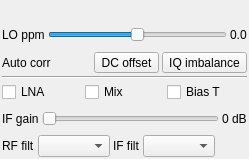
Qt form plugins/samplesource/fcdproplus/fcdproplusgui.ui (f4exb/sdrangel) before a commit.
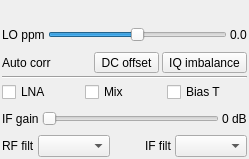
The same form after that commit. Custom widgets are drawn as their Qt base class.

Patch:
```diff
--- a/plugins/samplesource/fcdproplus/fcdproplusgui.ui
+++ b/plugins/samplesource/fcdproplus/fcdproplusgui.ui
@@ -249,20 +249,6 @@
        </property>
       </widget>
      </item>
-     <item>
-      <widget class="QLabel" name="filterIFLabel">
-       <property name="text">
-        <string>IF filt</string>
-       </property>
-      </widget>
-     </item>
-     <item>
-      <widget class="QComboBox" name="filterIF">
-       <property name="toolTip">
-        <string>IF filter</string>
-       </property>
-      </widget>
-     </item>
      <item>
       <spacer name="horizontalSpacer_filt">
        <property name="orientation">
@@ -276,6 +262,20 @@
        </property>
       </spacer>
      </item>
+     <item>
+      <widget class="QLabel" name="filterIFLabel">
+       <property name="text">
+        <string>IF filt</string>
+       </property>
+      </widget>
+     </item>
+     <item>
+      <widget class="QComboBox" name="filterIF">
+       <property name="toolTip">
+        <string>IF filter</string>
+       </property>
+      </widget>
+     </item>
     </layout>
    </item>
   </layout>
```
